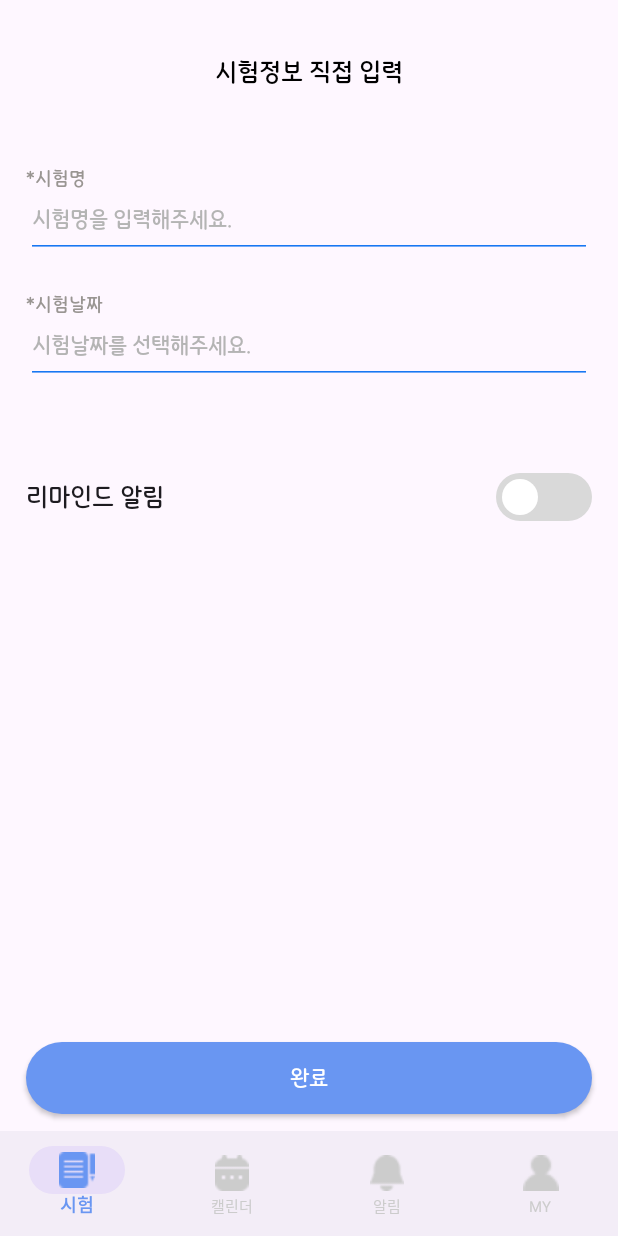
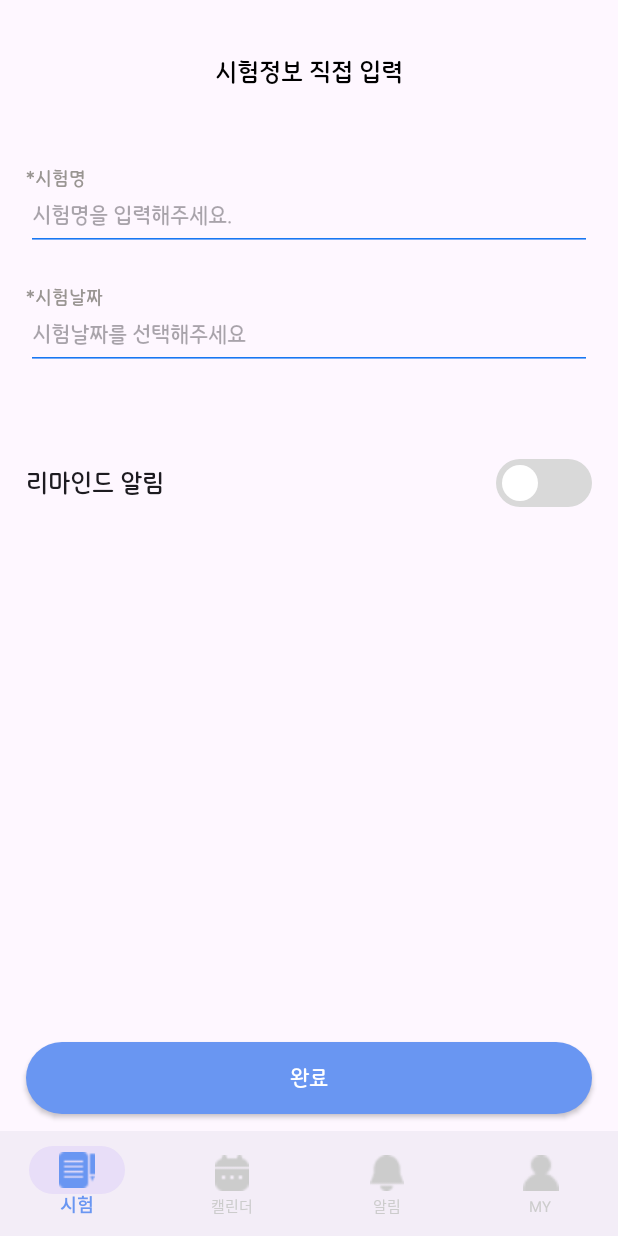
Before and after one commit to GonggakSim/Frontend, an Android app: the fragment ExamInputFragment placed in its activity, on a phone screen of 412 x 824 dp. Run offline under Robolectric (Android 15) with nearby library versions, the phone set to English and light mode, and no system bars.

Commit message:
[Design] 해리파트 - UI 살짝 수정

```diff
--- a/app/src/main/java/com/example/gonggaksim_frontend/CalenderFragment.kt
+++ b/app/src/main/java/com/example/gonggaksim_frontend/CalenderFragment.kt
@@ -1,5 +1,6 @@
 package com.example.gonggaksim_frontend
 
+import android.content.Intent
 import android.os.Bundle
 import androidx.fragment.app.Fragment
 import android.view.LayoutInflater
@@ -9,13 +10,14 @@ import com.example.gonggaksim_frontend.databinding.FragmentCalenderBinding
 
 class CalenderFragment : Fragment() {
 
-    private lateinit var binding: FragmentCalenderBinding
+    private var _binding: FragmentCalenderBinding? = null
+    private val binding get() = _binding!!
 
     override fun onCreateView(
         inflater: LayoutInflater, container: ViewGroup?, savedInstanceState: Bundle?
     ): View? {
 
-        binding = FragmentCalenderBinding.inflate(inflater, container, false)
+        _binding = FragmentCalenderBinding.inflate(inflater, container, false)
 
         binding.plsBtn.setOnClickListener {
             val fragmentExamInput = ExamInputFragment()
@@ -24,8 +26,23 @@ class CalenderFragment : Fragment() {
                 .commit()
         }
 
+        // 액티비티 테스트용
+//        binding.plsBtn.setOnClickListener {
+            //시험일정추천(점수)
+//            startActivity(Intent(requireContext(), ExamDivPointActivity()::class.java))
+//
+            //시험일정추천(점수x)
+//            startActivity(Intent(requireContext(), ExamDivSuccfailActivity()::class.java))
+//
+            //ai 분석
+//            startActivity(Intent(requireContext(), ExamSuggestionActivity()::class.java))
+//        }
+
         return binding.root
+    }
 
-
+    override fun onDestroyView() {
+        super.onDestroyView()
+        _binding = null
     }
 }
--- a/app/src/main/res/layout/activity_exam_div_point.xml
+++ b/app/src/main/res/layout/activity_exam_div_point.xml
@@ -76,7 +76,7 @@
                 android:fontFamily="@font/npsfont_regular"
                 app:layout_constraintTop_toBottomOf="@id/edpf_info_q"
                 app:layout_constraintStart_toStartOf="parent"
-                android:layout_marginTop="15dp"
+                android:layout_marginTop="5dp"
                 android:layout_marginStart="16dp"/>
 
             <TextView
--- a/app/src/main/res/layout/activity_exam_div_succfail.xml
+++ b/app/src/main/res/layout/activity_exam_div_succfail.xml
@@ -76,7 +76,7 @@
                 android:fontFamily="@font/npsfont_regular"
                 app:layout_constraintTop_toBottomOf="@id/edsf_info_q"
                 app:layout_constraintStart_toStartOf="parent"
-                android:layout_marginTop="15dp"
+                android:layout_marginTop="5dp"
                 android:layout_marginStart="16dp"/>
 
             <TextView
--- a/app/src/main/res/layout/fragment_exam_input.xml
+++ b/app/src/main/res/layout/fragment_exam_input.xml
@@ -42,30 +42,22 @@
     <EditText
         android:id="@+id/exam_name_et"
         android:layout_width="0dp"
-        android:layout_height="wrap_content"
+        android:layout_height="48dp"
         app:layout_constraintTop_toBottomOf="@id/exam_name"
         app:layout_constraintStart_toStartOf="parent"
         app:layout_constraintEnd_toEndOf="parent"
         android:layout_marginStart="16dp"
         android:layout_marginEnd="16dp"
-        android:backgroundTint="#1877F2"/>
-
-    <TextView
-        android:id="@+id/exam_name_tv"
-        android:layout_width="wrap_content"
-        android:layout_height="wrap_content"
-        android:text="시험명을 입력해주세요."
+        android:layout_marginTop="-7dp"
+        android:backgroundTint="#1877F2"
+        android:hint="시험명을 입력해주세요."
+        android:textSize="14sp"
         android:fontFamily="@font/npsfont_regular"
-        android:textColor="#B4B4B4"
-        android:textSize="14sp"
-        app:layout_constraintStart_toStartOf="@id/exam_name_et"
-        app:layout_constraintTop_toTopOf="@id/exam_name_et"
-        app:layout_constraintBottom_toBottomOf="@id/exam_name_et"
-        android:layout_marginStart="4dp"
-        android:layout_marginBottom="8dp"
-        android:visibility="visible"/>
+        android:textColor="#000000"
+        android:maxLines="1"/>
 
     <ImageView
+        android:id="@+id/exam_name_btn"
         android:layout_width="13dp"
         android:layout_height="13dp"
         android:src="@drawable/btn_delete"
@@ -91,16 +83,21 @@
     <EditText
         android:id="@+id/exam_date_et"
         android:layout_width="0dp"
-        android:layout_height="wrap_content"
+        android:layout_height="48dp"
         app:layout_constraintTop_toBottomOf="@id/exam_date"
         app:layout_constraintStart_toStartOf="parent"
         app:layout_constraintEnd_toEndOf="parent"
         android:layout_marginStart="16dp"
         android:layout_marginEnd="16dp"
+        android:layout_marginTop="-7dp"
         android:backgroundTint="#1877F2"
-        android:focusableInTouchMode="false"/>
+        android:focusableInTouchMode="false"
+        android:hint="시험날짜를 선택해주세요"
+        android:textSize="14sp"
+        android:fontFamily="@font/npsfont_regular"/>
 
     <ImageView
+        android:id="@+id/exam_date_btn"
         android:layout_width="13dp"
         android:layout_height="13dp"
         android:src="@drawable/btn_delete"
@@ -110,21 +107,6 @@
         android:layout_marginEnd="5dp"
         android:visibility="gone"/>
 
-
-    <TextView
-        android:id="@+id/exam_date_tv"
-        android:layout_width="wrap_content"
-        android:layout_height="wrap_content"
-        android:text="시험날짜를 선택해주세요."
-        android:fontFamily="@font/npsfont_regular"
-        android:textColor="#B4B4B4"
-        android:textSize="14sp"
-        app:layout_constraintStart_toStartOf="@id/exam_date_et"
-        app:layout_constraintTop_toTopOf="@id/exam_date_et"
-        app:layout_constraintBottom_toBottomOf="@id/exam_date_et"
-        android:layout_marginStart="4dp"
-        android:layout_marginBottom="8dp"
-        android:visibility="visible"/>
 
     <Switch
         android:id="@+id/reminder"
--- a/settings.gradle.kts
+++ b/settings.gradle.kts
@@ -16,6 +16,9 @@ dependencyResolutionManagement {
     repositories {
         google()
         mavenCentral()
+        maven {
+            setUrl ( "https://jitpack.io" )
+        }
     }
 }
 
```
